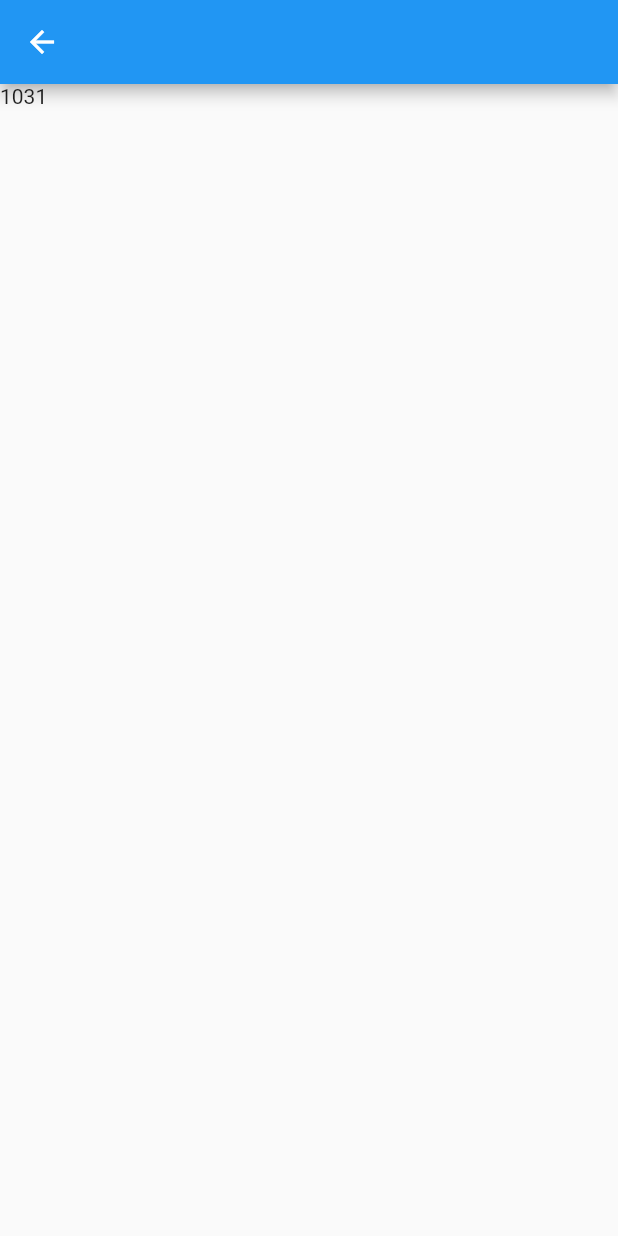
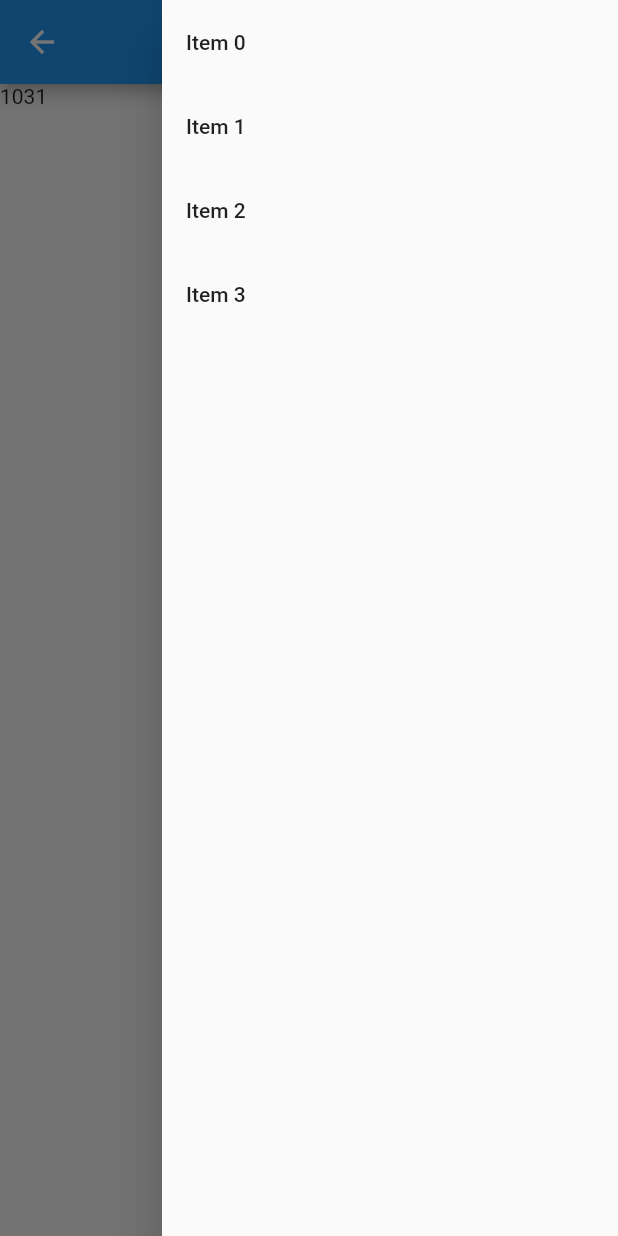
Before and after one commit to Shota77/Appstore_portforio, a Flutter app: the NextPage screen opened directly, with the side drawer open (before the commit the screen has no drawer), on a phone screen of 412 x 824 dp. Run offline on Flutter 3.47's test engine with Material 2 defaults, Android fonts, the phone set to English and light mode, and no system bars.

Commit message:
ハンバーガーメニュー

```diff
--- a/lib/next_page.dart
+++ b/lib/next_page.dart
@@ -11,6 +11,17 @@ class NextPage extends StatelessWidget {
   @override
   Widget build(BuildContext context) {
     return Scaffold(
+      // drawer: Drawer(), // 左ハンバーガーメニュー
+      endDrawer: Drawer( // 右ハンバーガーメニュー
+        child: ListView.builder(
+            itemCount: 4,
+            itemBuilder: (BuildContext context, int index) {
+              return ListTile(
+                title: Text('Item $index'),
+              );
+            }
+        ),
+      ),
       appBar: AppBar(),
       body: Column(
         children: <Widget>[
```
